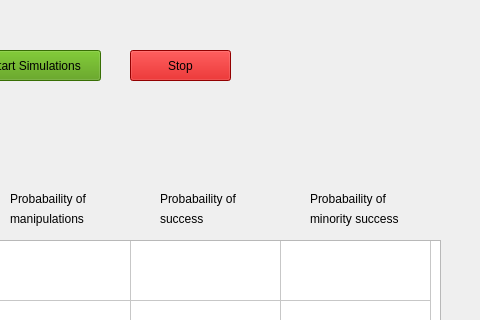
Old version of the form mainwindow.ui in the repository naslevente/Voting-Simulation; both pictures show x 320 to 800 and y 0 to 320 of the 800 by 600 pixel window.
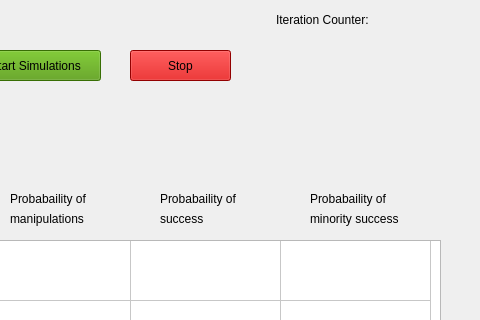
New version of the form.

```diff
--- a/mainwindow.ui
+++ b/mainwindow.ui
@@ -328,6 +328,19 @@
      <string>minority success</string>
     </property>
    </widget>
+   <widget class="QLabel" name="iteration_label">
+    <property name="geometry">
+     <rect>
+      <x>596</x>
+      <y>10</y>
+      <width>191</width>
+      <height>20</height>
+     </rect>
+    </property>
+    <property name="text">
+     <string>Iteration Counter:</string>
+    </property>
+   </widget>
   </widget>
   <widget class="QMenuBar" name="menubar">
    <property name="geometry">
```
Left out of the diff: 12 changed lines with no effect on the pictures.
